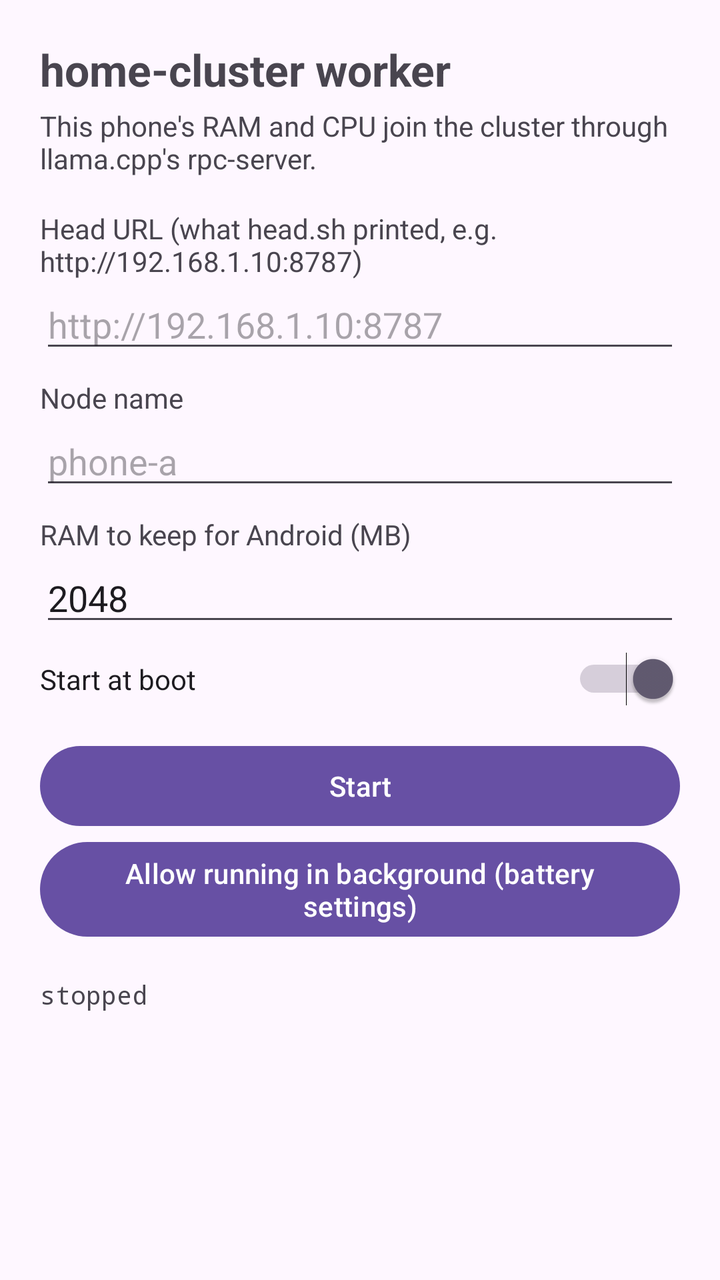
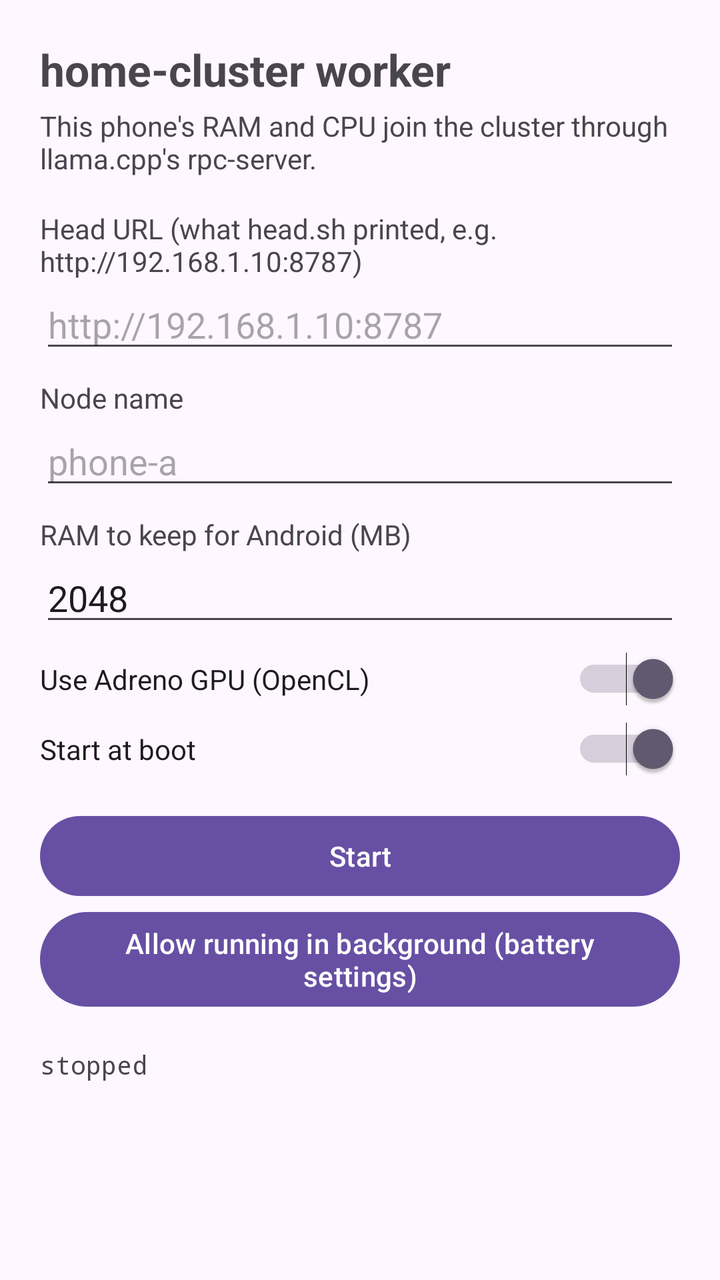

Before-and-after screenshots of an Android layout around one commit, followed by the original layout XML and the change that was made.
<!-- AndroidManifest.xml: application theme Theme.HomeCluster -->
<!-- res/layout/activity_main.xml -->
<?xml version="1.0" encoding="utf-8"?>
<ScrollView xmlns:android="http://schemas.android.com/apk/res/android"
    android:layout_width="match_parent" android:layout_height="match_parent">
    <LinearLayout android:orientation="vertical" android:padding="20dp"
        android:layout_width="match_parent" android:layout_height="wrap_content">

        <TextView android:text="home-cluster worker" android:textSize="22sp" android:textStyle="bold"
            android:layout_width="wrap_content" android:layout_height="wrap_content" />
        <TextView android:id="@+id/subtitle" android:text="This phone's RAM and CPU join the cluster through llama.cpp's rpc-server."
            android:layout_marginTop="4dp" android:layout_marginBottom="16dp"
            android:layout_width="wrap_content" android:layout_height="wrap_content" />

        <TextView android:text="Head URL (what head.sh printed, e.g. http://192.168.1.10:8787)"
            android:layout_width="wrap_content" android:layout_height="wrap_content" />
        <EditText android:id="@+id/headUrl" android:inputType="textUri" android:hint="http://192.168.1.10:8787"
            android:layout_width="match_parent" android:layout_height="wrap_content" />

        <TextView android:text="Node name" android:layout_marginTop="8dp"
            android:layout_width="wrap_content" android:layout_height="wrap_content" />
        <EditText android:id="@+id/nodeName" android:inputType="text" android:hint="phone-a"
            android:layout_width="match_parent" android:layout_height="wrap_content" />

        <TextView android:text="RAM to keep for Android (MB)" android:layout_marginTop="8dp"
            android:layout_width="wrap_content" android:layout_height="wrap_content" />
        <EditText android:id="@+id/reserveMb" android:inputType="number" android:text="2048"
            android:layout_width="match_parent" android:layout_height="wrap_content" />

        <Switch android:id="@+id/autostart" android:text="Start at boot" android:checked="true"
            android:layout_marginTop="8dp" android:layout_width="match_parent" android:layout_height="wrap_content" />

        <Button android:id="@+id/toggle" android:text="Start" android:layout_marginTop="16dp"
            android:layout_width="match_parent" android:layout_height="wrap_content" />
        <Button android:id="@+id/battery" android:text="Allow running in background (battery settings)"
            android:layout_width="match_parent" android:layout_height="wrap_content" />

        <TextView android:id="@+id/status" android:text="stopped" android:fontFamily="monospace" android:textSize="13sp"
            android:layout_marginTop="16dp" android:layout_width="match_parent" android:layout_height="wrap_content" />
    </LinearLayout>
</ScrollView>
<!-- resources referenced by this layout -->
<resources>
  <style name="Theme.HomeCluster" parent="Theme.Material3.DayNight.NoActionBar" />
</resources>

<!-- the commit's change to res/layout/activity_main.xml (unified diff, before → after) -->
@@ -25,6 +25,8 @@
         <EditText android:id="@+id/reserveMb" android:inputType="number" android:text="2048"
             android:layout_width="match_parent" android:layout_height="wrap_content" />
 
+        <Switch android:id="@+id/useGpu" android:text="Use Adreno GPU (OpenCL)" android:checked="true"
+            android:layout_marginTop="8dp" android:layout_width="match_parent" android:layout_height="wrap_content" />
         <Switch android:id="@+id/autostart" android:text="Start at boot" android:checked="true"
             android:layout_marginTop="8dp" android:layout_width="match_parent" android:layout_height="wrap_content" />
 
